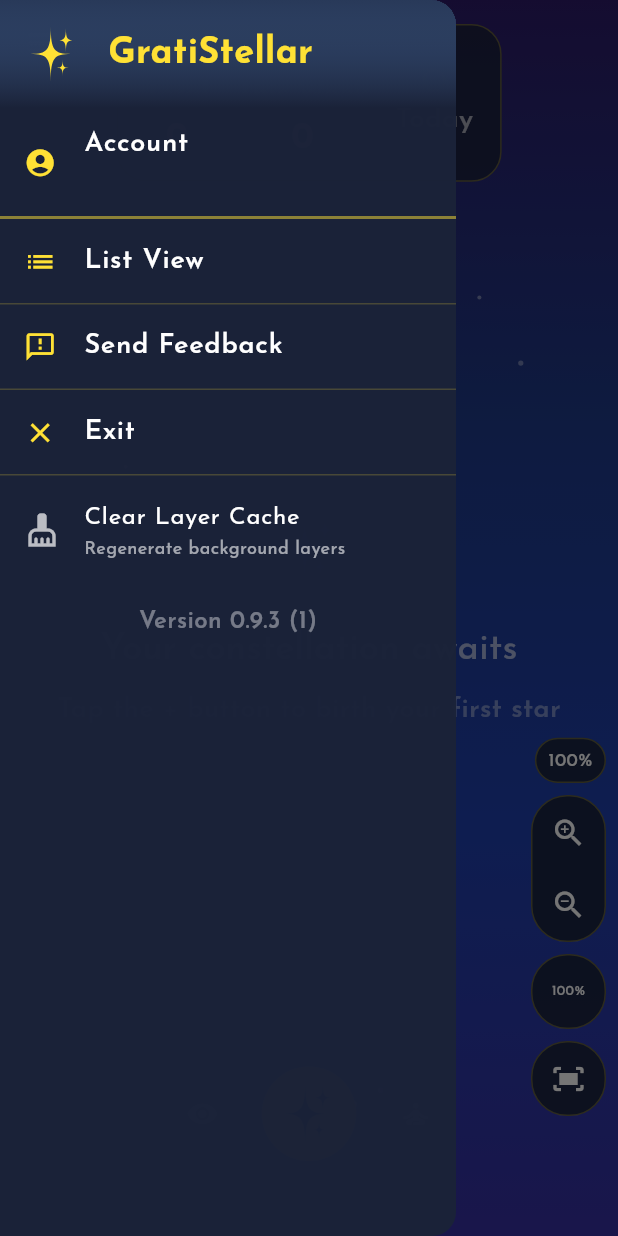
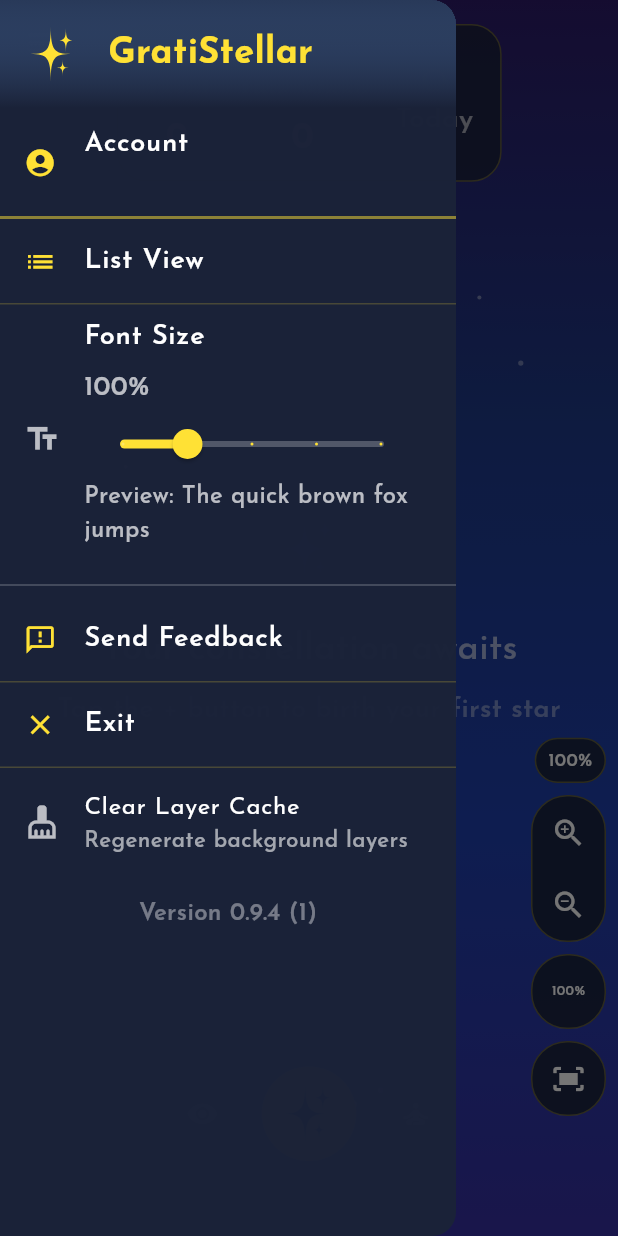
Before and after one commit to agentfoo88/GratiStellar, a Flutter app: the screen it shows once a user with an empty profile is signed in, with the side drawer open, on a phone screen of 412 x 824 dp. Run offline on Flutter 3.47's test engine with Material 3 defaults, Android fonts, the phone set to English and light mode, and no system bars; our stand-ins replace cloud_firestore, device_info_plus, firebase_auth, firebase_core, firebase_crashlytics, flutter_secure_storage and 4 more; accounts and stored records are empty.

Commit message:
Text slider implemented.

```diff
--- a/lib/core/config/constants.dart
+++ b/lib/core/config/constants.dart
@@ -37,4 +37,5 @@ class CameraConstants {
   static const double minScale = 0.4;
   static const double maxScale = 5.0;
   static const double focusZoomLevel = 2.0;
+  static const double jumpToStarZoom = 2.5;
 }
--- a/lib/features/gratitudes/presentation/state/gratitude_provider.dart
+++ b/lib/features/gratitudes/presentation/state/gratitude_provider.dart
@@ -88,7 +88,20 @@ class GratitudeProvider extends ChangeNotifier {
   Future<void> loadGratitudes() async {
     final result = await _loadGratitudesUseCase(NoParams());
 
-    _gratitudeStars = result.stars;
+    // Deduplicate by ID (in case of storage corruption or sync issues)
+    final seenIds = <String>{};
+    final dedupedStars = <GratitudeStar>[];
+
+    for (final star in result.stars) {
+      if (!seenIds.contains(star.id)) {
+        seenIds.add(star.id);
+        dedupedStars.add(star);
+      } else {
+        print('⚠️ Duplicate star detected and removed: ${star.id}');
+      }
+    }
+
+    _gratitudeStars = dedupedStars;
     _isLoading = false;
     notifyListeners();
 
@@ -105,7 +118,18 @@ class GratitudeProvider extends ChangeNotifier {
         SyncGratitudesParams(localStars: _gratitudeStars),
       );
 
-      _gratitudeStars = result.mergedStars;
+      // Deduplicate by ID (in case of sync issues)
+      final seenIds = <String>{};
+      final dedupedStars = <GratitudeStar>[];
+
+      for (final star in result.mergedStars) {
+        if (!seenIds.contains(star.id)) {
+          seenIds.add(star.id);
+          dedupedStars.add(star);
+        }
+      }
+
+      _gratitudeStars = dedupedStars;
       notifyListeners();
     } catch (e) {
       print('⚠️ Sync failed: $e');
@@ -214,7 +238,12 @@ class GratitudeProvider extends ChangeNotifier {
   }
 
   void _selectRandomStar() {
-    if (_gratitudeStars.isEmpty) return;
+    // Safety check: no stars available
+    if (_gratitudeStars.isEmpty) {
+      _activeMindfulnessStar = null;
+      stopMindfulness(); // Auto-stop if no stars left
+      return;
+    }
 
     // If only one star, use it
     if (_gratitudeStars.length == 1) {
@@ -227,6 +256,13 @@ class GratitudeProvider extends ChangeNotifier {
     final availableStars = _gratitudeStars
         .where((star) => star.id != _activeMindfulnessStar?.id)
         .toList();
+
+    // Safety check: filtered list might be empty (shouldn't happen, but be safe)
+    if (availableStars.isEmpty) {
+      _activeMindfulnessStar = _gratitudeStars[0];
+      notifyListeners();
+      return;
+    }
 
     // Select random star from available pool
     _activeMindfulnessStar = availableStars[_random.nextInt(availableStars.length)];
--- a/lib/features/gratitudes/presentation/widgets/app_drawer.dart
+++ b/lib/features/gratitudes/presentation/widgets/app_drawer.dart
@@ -8,16 +8,18 @@ import '../../../../core/config/constants.dart';
 import '../../../../font_scaling.dart';
 import '../../../../l10n/app_localizations.dart';
 import '../../../../services/auth_service.dart';
+import '../../../../storage.dart';
 
 /// App navigation drawer widget
 ///
 /// Contains menu items for Account, List View, Feedback, and Exit
-class AppDrawerWidget extends StatelessWidget {
+class AppDrawerWidget extends StatefulWidget {
   final AuthService authService;
   final VoidCallback onAccountTap;
   final VoidCallback onListViewTap;
   final VoidCallback onFeedbackTap;
   final VoidCallback onExitTap;
+  final VoidCallback onFontScaleChanged;
 
   const AppDrawerWidget({
     super.key,
@@ -26,7 +28,30 @@ class AppDrawerWidget extends StatelessWidget {
     required this.onListViewTap,
     required this.onFeedbackTap,
     required this.onExitTap,
+    required this.onFontScaleChanged,
   });
+
+  @override
+  State<AppDrawerWidget> createState() => _AppDrawerWidgetState();
+}
+
+class _AppDrawerWidgetState extends State<AppDrawerWidget> {
+  double textScaleFactor = 1.0;
+
+  @override
+  void initState() {
+    super.initState();
+    _loadFontScale();
+  }
+
+  Future<void> _loadFontScale() async {
+    final scale = await StorageService.getFontScale();
+    if (mounted) {
+      setState(() {
+        textScaleFactor = scale;
+      });
+    }
+  }
 
   @override
   Widget build(BuildContext context) {
@@ -80,25 +105,25 @@ class AppDrawerWidget extends StatelessWidget {
           // Account section
           ListTile(
             leading: Icon(
-              authService.hasEmailAccount ? Icons.account_circle : Icons.login,
+              widget.authService.hasEmailAccount ? Icons.account_circle : Icons.login,
               color: Color(0xFFFFE135),
               size: FontScaling.getResponsiveIconSize(context, 24) * UIConstants.universalUIScale,
             ),
             title: Text(
-              authService.hasEmailAccount
+              widget.authService.hasEmailAccount
                   ? l10n.accountMenuItem
                   : l10n.signInWithEmailMenuItem,
               style: FontScaling.getBodyMedium(context).copyWith(
                 fontSize: FontScaling.getBodyMedium(context).fontSize! * UIConstants.universalUIScale,
               ),
             ),
-            subtitle: authService.hasEmailAccount
+            subtitle: widget.authService.hasEmailAccount
                 ? Text(
-              authService.currentUser?.displayName ?? l10n.defaultUserName,
+              widget.authService.currentUser?.displayName ?? l10n.defaultUserName,
               style: FontScaling.getCaption(context),
             )
                 : null,
-            onTap: onAccountTap,
+            onTap: widget.onAccountTap,
           ),
 
           // Heavy divider
@@ -121,13 +146,72 @@ class AppDrawerWidget extends StatelessWidget {
                 fontSize: FontScaling.getBodyMedium(context).fontSize! * UIConstants.universalUIScale,
               ),
             ),
-            onTap: onListViewTap,
+            onTap: widget.onListViewTap,
           ),
 
           Divider(
             color: Color(0xFFFFE135).withValues(alpha: 0.2),
             height: 1,
           ),
+
+          // Font Size Setting
+          ListTile(
+            leading: Icon(Icons.text_fields, color: Colors.white70),
+            title: Text(
+              'Font Size',
+              style: FontScaling.getBodyMedium(context).copyWith(
+                color: Colors.white,
+              ),
+            ),
+            subtitle: StatefulBuilder(
+              builder: (context, setSliderState) {
+                return Column(
+                  crossAxisAlignment: CrossAxisAlignment.start,
+                  children: [
+                    SizedBox(height: 8),
+                    Text(
+                      '${(textScaleFactor * 100).round()}%',
+                      style: FontScaling.getBodySmall(context).copyWith(
+                        color: Colors.white70,
+                      ),
+                    ),
+                    Slider(
+                      value: textScaleFactor,
+                      min: 0.75,
+                      max: 1.75,
+                      divisions: 4,
+                      label: '${(textScaleFactor * 100).round()}%',
+                      activeColor: Color(0xFFFFE135),
+                      inactiveColor: Colors.white24,
+                      onChanged: (value) async {
+                        // Update local state immediately
+                        setSliderState(() {
+                          textScaleFactor = value;
+                        });
+                      },
+                      onChangeEnd: (value) async {
+                        // Save to storage when user releases slider
+                        await StorageService.saveFontScale(value);
+
+                        // Trigger parent rebuild by calling the callback
+                        widget.onFontScaleChanged();
+                      },
+                    ),
+                    Text(
+                      'Preview: The quick brown fox jumps',
+                      style: TextStyle(
+                        fontSize: 16 * textScaleFactor,
+                        color: Colors.white70,
+                      ),
+                    ),
+                    SizedBox(height: 8),
+                  ],
+                );
+              },
+            ),
+          ),
+
+          Divider(color: Colors.white24),
 
           // Send Feedback
           ListTile(
@@ -142,7 +226,7 @@ class AppDrawerWidget extends StatelessWidget {
                 fontSize: FontScaling.getBodyMedium(context).fontSize! * UIConstants.universalUIScale,
               ),
             ),
-            onTap: onFeedbackTap,
+            onTap: widget.onFeedbackTap ,
           ),
 
           Divider(
@@ -163,7 +247,7 @@ class AppDrawerWidget extends StatelessWidget {
                 fontSize: FontScaling.getBodyMedium(context).fontSize! * UIConstants.universalUIScale,
               ),
             ),
-            onTap: onExitTap,
+            onTap: widget.onExitTap,
           ),
           Divider(
             color: Color(0xFFFFE135).withValues(alpha: 0.2),
@@ -178,7 +262,7 @@ class AppDrawerWidget extends StatelessWidget {
             ),
             subtitle: Text(
               'Regenerate background layers',
-              style: TextStyle(color: Colors.white60, fontSize: 12),
+              style: TextStyle(color: Colors.white60, fontSize: 15),
             ),
             onTap: () async {
               Navigator.of(context).pop(); // Close drawer
@@ -222,8 +306,12 @@ class AppDrawerWidget extends StatelessWidget {
           FutureBuilder<PackageInfo>(
             future: PackageInfo.fromPlatform(),
             builder: (context, snapshot) {
-              final version = snapshot.data?.version ?? '1.0.0';
-              final buildNumber = snapshot.data?.buildNumber ?? '1';
+              if (!snapshot.hasData) {
+                return const SizedBox.shrink(); // Avoid showing placeholder text
+              }
+              final info = snapshot.data!;
+              final version = info.version;
+              final buildNumber = info.buildNumber;
 
               return Padding(
                 padding: EdgeInsets.all(FontScaling.getResponsiveSpacing(context, 16)),
--- a/lib/storage.dart
+++ b/lib/storage.dart
@@ -349,6 +349,29 @@ class StorageService {
     }
   }
 
+  // Font scale preference
+  static const String _fontScaleKey = 'user_font_scale';
+
+  static Future<void> saveFontScale(double scale) async {
+    try {
+      final prefs = await SharedPreferences.getInstance();
+      await prefs.setDouble(_fontScaleKey, scale);
+      print('💾 Saved font scale: $scale');
+    } catch (e) {
+      debugPrint('⚠️ Error saving font scale: $e');
+    }
+  }
+
+  static Future<double> getFontScale() async {
+    try {
+      final prefs = await SharedPreferences.getInstance();
+      return prefs.getDouble(_fontScaleKey) ?? 1.0; // Default 100%
+    } catch (e) {
+      debugPrint('⚠️ Error getting font scale: $e');
+      return 1.0;
+    }
+  }
+
   // Calculate statistics (unchanged)
   static int getTotalStars(List<GratitudeStar> stars) => stars.length;
 
--- a/pubspec.yaml
+++ b/pubspec.yaml
@@ -2,7 +2,7 @@ name: gratistellar
 description: "Build your universe of thankfulness with a peaceful gratitude tracker"
 publish_to: "none"
 
-version: 0.9.3
+version: 0.9.4
 
 environment:
   sdk: ^3.9.2
```
Also changed, not shown: lib/camera_controller.dart (+61 -43 lines), lib/features/gratitudes/presentation/widgets/visual_layers_stack.dart (+3 -4 lines), lib/main.dart (+133 -121 lines), pubspec.lock, 2 other files.
